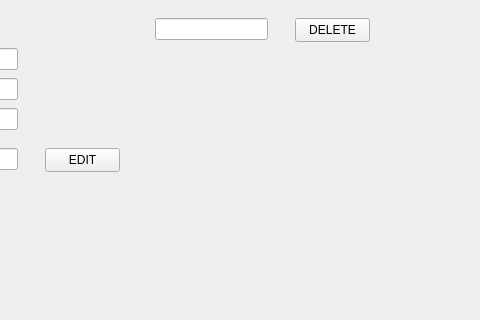
Qt form admin_event_management.ui (IOI-dot/UCMS) before a commit; both pictures show x 545 to 1025 and y 92 to 412 of the 1025 by 685 pixel window.
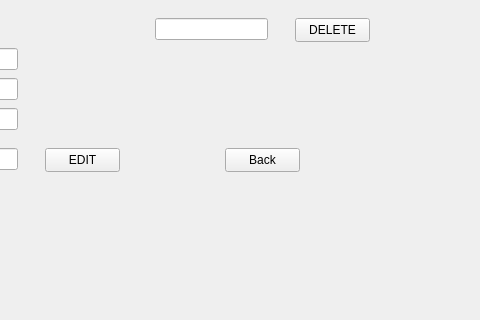
The same form after that commit.

What changed in the file:
```diff
--- a/admin_event_management.ui
+++ b/admin_event_management.ui
@@ -331,6 +331,19 @@
     <string>DELETE</string>
    </property>
   </widget>
+  <widget class="QPushButton" name="Back">
+   <property name="geometry">
+    <rect>
+     <x>770</x>
+     <y>240</y>
+     <width>75</width>
+     <height>24</height>
+    </rect>
+   </property>
+   <property name="text">
+    <string>Back</string>
+   </property>
+  </widget>
  </widget>
  <resources/>
  <connections/>
```
